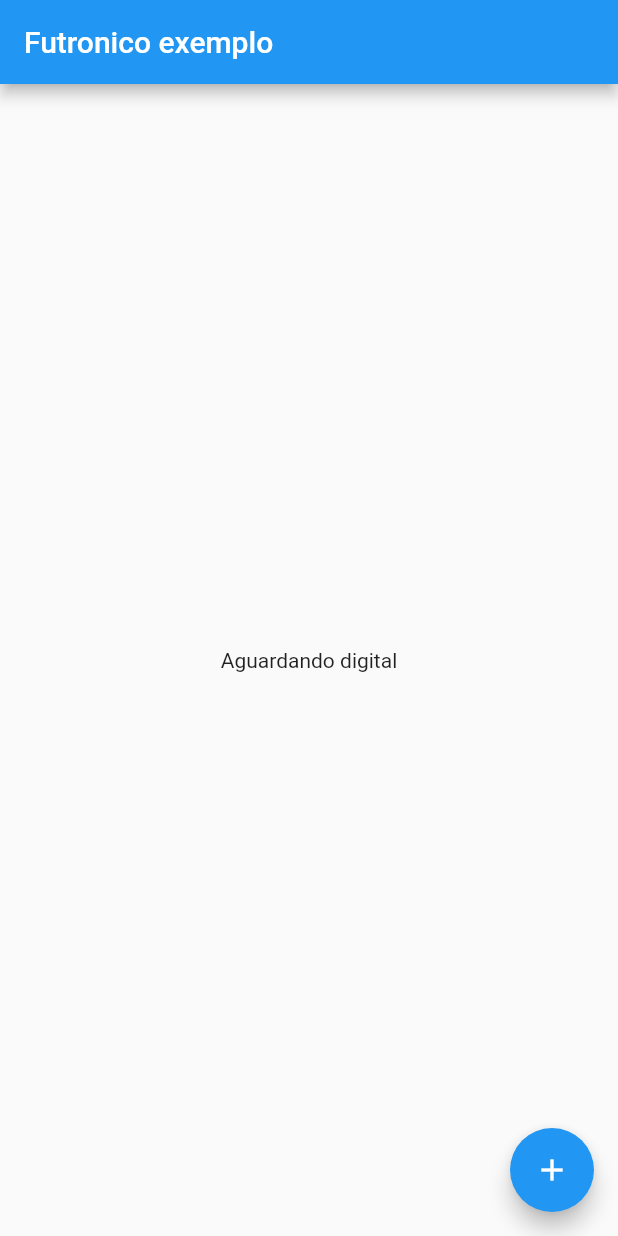
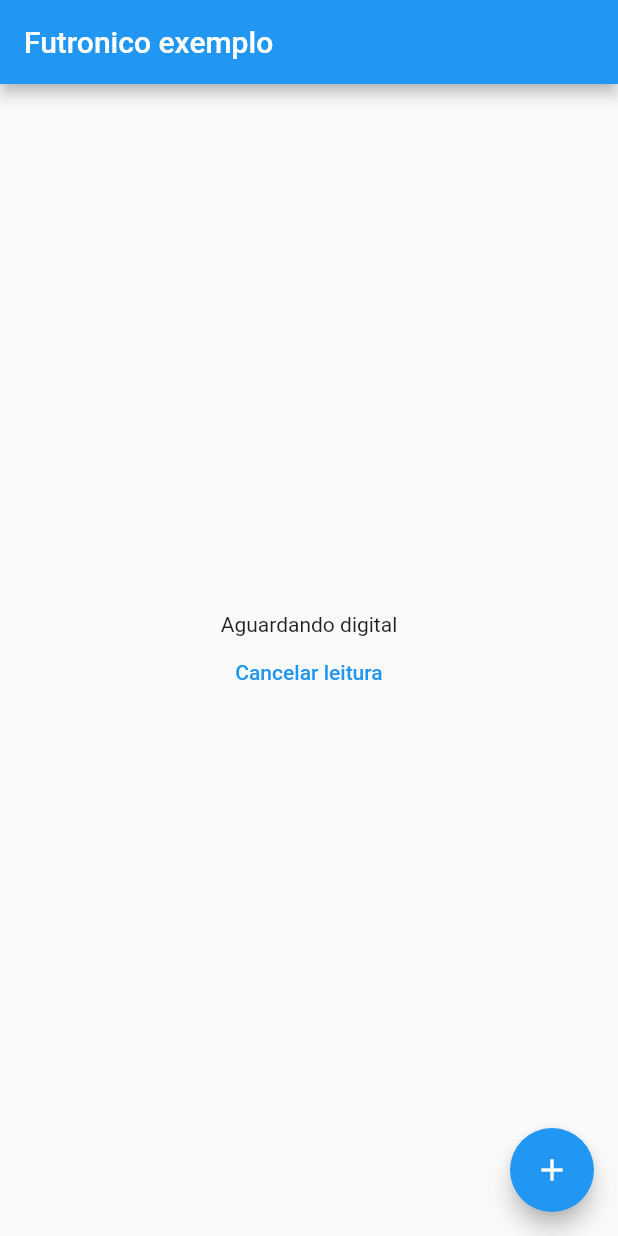
Before and after one commit to ImPabl0/futronico_plugin, a Flutter app: the screen it shows after launch, after a tap on the "add" icon, on a phone screen of 412 x 824 dp. Run offline on Flutter 3.47's test engine with Material 2 defaults, Android fonts, the phone set to English and light mode, and no system bars; missing offline and left inert: dart:ffi.

Commit message:
Add initialization and cancel button

```diff
--- a/example/lib/main.dart
+++ b/example/lib/main.dart
@@ -5,6 +5,7 @@ import 'package:futronic/futronic_utils.dart';
 import 'package:futronic/futronico.dart';
 
 void main() {
+  WidgetsFlutterBinding.ensureInitialized();
   runApp(const FutronicoExample());
 }
 
@@ -78,6 +79,11 @@ class _FutronicExamplePageState extends State<FutronicExamplePage> {
             Text(
               textoResultado,
             ),
+            TextButton(
+                onPressed: () {
+                  futronico.cancelOperation();
+                },
+                child: Text("Cancelar leitura"))
           ],
         ),
       ),
```
Also changed, not shown: lib/futronico.dart (+11 -3 lines).
